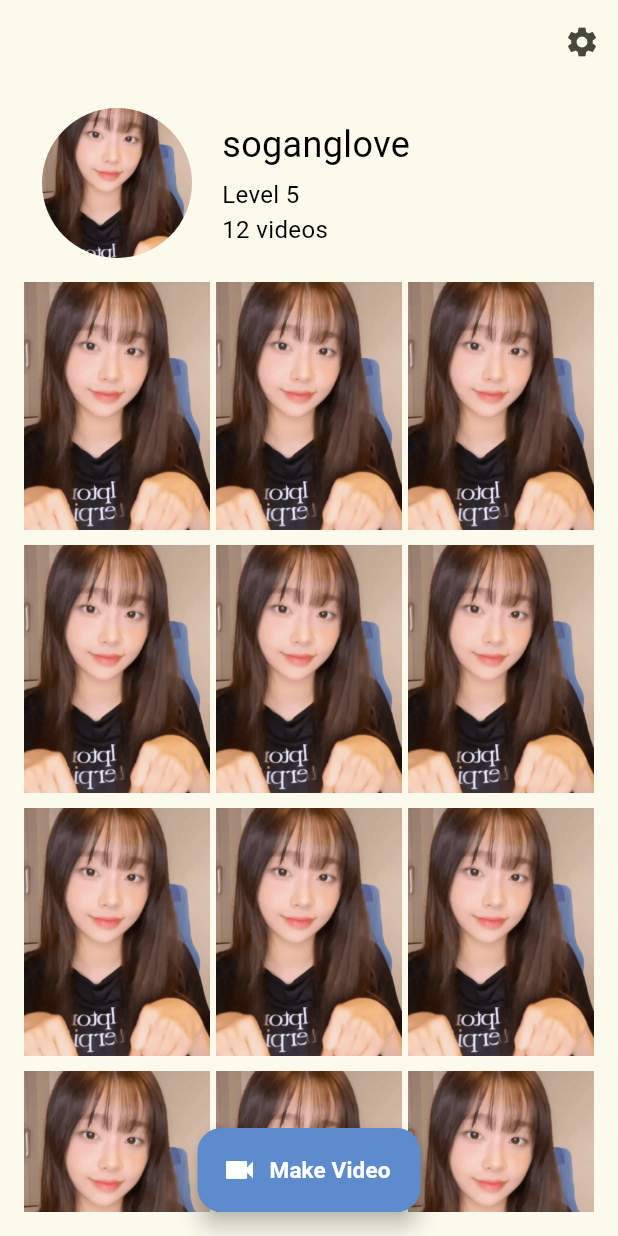
After one commit to dance-with-gnu/Impossible_app, a Flutter app: the DashboardView screen opened directly, on a phone screen of 412 x 824 dp. The commit adds this screen. Run offline on Flutter 3.47's test engine with Material 2 defaults, Android fonts, the phone set to English and light mode, and no system bars; our stand-ins replace flutter_secure_storage, flutter_svg, get, video_player; accounts and stored records are empty; Roboto replaces fonts that are missing (PretendardBold, PretendardRegular); project files that could hold a hidden picture were left out.

Commit message:
fix : dashboard수정 및 hero 구현

```diff
--- a/lib/app/features/community/community_controller.dart
+++ b/lib/app/features/community/community_controller.dart
@@ -82,6 +82,10 @@ class CommunityController extends GetxController {
     });
   }
 
+  void resumeCurrentVideo() {
+    videoPlayerControllers[currentIndex.value]!.play();
+  }
+
   void disposeVideoPlayer(int index) {
     if (videoPlayerControllers.containsKey(index)) {
       videoPlayerControllers[index]!.dispose();
--- a/lib/app/features/community/video_widget.dart
+++ b/lib/app/features/community/video_widget.dart
@@ -116,7 +116,7 @@ class _VideoPlayerWidgetState extends State<VideoPlayerWidget> {
                       height: 30,
                     ),
                     onPressed: () {
-                      // 전송 버튼 클릭 시 동작 추가
+                      // make 버튼 클릭
                     },
                   ),
                   IconButton(
--- /dev/null
+++ b/lib/app/features/dashboard/dashboard_controller.dart
@@ -0,0 +1,67 @@
+// controllers/user_controller.dart
+
+import 'package:get/get.dart';
+import 'package:impossible_flutter/app/features/dashboard/data/dashboard_repository.dart';
+import 'package:impossible_flutter/app/features/dashboard/data/user_model.dart';
+
+String _getImgPath(String name) => 'assets/images/$name';
+String _getVideoPath(String name) => 'assets/videos/$name';
+
+class DashboardController extends GetxController {
+  final DashboardRepository dashboardRepository;
+  var user = UserModel(
+    name: '',
+    level: 0,
+    videoCount: 0,
+    profileImageUrl: '',
+    videoThumbnails: [],
+    videoPaths: [],
+  ).obs;
+
+  DashboardController(this.dashboardRepository);
+
+  @override
+  void onInit() {
+    super.onInit();
+    fetchUser();
+  }
+
+  void fetchUser() {
+    var videoThumbnails = [
+      _getImgPath("thumbnail1.jpeg"),
+      _getImgPath("thumbnail2.jpeg"),
+      _getImgPath("thumbnail3.jpeg"),
+      _getImgPath("thumbnail1.jpeg"),
+      _getImgPath("thumbnail2.jpeg"),
+      _getImgPath("thumbnail3.jpeg"),
+      _getImgPath("thumbnail1.jpeg"),
+      _getImgPath("thumbnail2.jpeg"),
+      _getImgPath("thumbnail3.jpeg"),
+      _getImgPath("thumbnail1.jpeg"),
+      _getImgPath("thumbnail2.jpeg"),
+      _getImgPath("thumbnail3.jpeg"),
+    ];
+    var videoPaths = [
+      _getVideoPath("han_cat.mp4"),
+      _getVideoPath("han_cat.mp4"),
+      _getVideoPath("han_cat.mp4"),
+      _getVideoPath("han_cat.mp4"),
+      _getVideoPath("han_cat.mp4"),
+      _getVideoPath("han_cat.mp4"),
+      _getVideoPath("han_cat.mp4"),
+      _getVideoPath("han_cat.mp4"),
+      _getVideoPath("han_cat.mp4"),
+      _getVideoPath("han_cat.mp4"),
+    ];
+    var newUser = UserModel(
+      name: 'soganglove',
+      level: 5,
+      profileImageUrl: _getImgPath("profile.jpeg"),
+      videoThumbnails: videoThumbnails,
+      videoCount: videoThumbnails.length,
+      videoPaths: videoPaths,
+    );
+
+    user.value = newUser;
+  }
+}
--- /dev/null
+++ b/lib/app/features/dashboard/dashboard_view.dart
@@ -0,0 +1,59 @@
+// views/user_view.dart
+
+import 'package:impossible_flutter/app/core/core.dart';
+import 'package:impossible_flutter/app/features/dashboard/dashboard_controller.dart';
+import 'package:impossible_flutter/app/features/dashboard/user_profile_widget.dart';
+
+const TextStyle _text = TextStyle(
+  color: Colors.white,
+  fontWeight: FontWeight.bold,
+  fontSize: 15,
+  fontFamily: 'PretendardBold',
+);
+
+class DashboardView extends StatelessWidget {
+  DashboardView({super.key});
+  final DashboardController controller = Get.find<DashboardController>();
+
+  @override
+  Widget build(BuildContext context) {
+    return Scaffold(
+      appBar: AppBar(
+        automaticallyImplyLeading: false,
+        title: const Text(''),
+        actions: [
+          IconButton(
+            icon: const Icon(Icons.settings),
+            onPressed: () {
+              // Add settings button functionality
+            },
+          ),
+        ],
+        backgroundColor: Colors.transparent,
+        elevation: 0,
+      ),
+      body: Padding(
+        padding: const EdgeInsets.all(16.0),
+        child: SingleChildScrollView(
+          child: Column(
+            children: [
+              UserProfileInfoWidget(user: controller.user.value),
+              const SizedBox(height: 16),
+              UserProfileWidget(user: controller.user.value),
+            ],
+          ),
+        ),
+      ),
+      floatingActionButton: FloatingActionButton.extended(
+        hoverColor: IMColors.blue900,
+        onPressed: () {
+          // Add video creation functionality
+        },
+        icon: const Icon(Icons.videocam, color: Colors.white),
+        label: const Text('Make Video', style: _text),
+        backgroundColor: IMColors.blue600,
+      ),
+      floatingActionButtonLocation: FloatingActionButtonLocation.centerFloat,
+    );
+  }
+}
--- /dev/null
+++ b/lib/app/features/dashboard/data/dashboard_repository.dart
@@ -0,0 +1,15 @@
+// repositories/user_repository.dart
+
+class DashboardRepository {
+  DashboardRepository();
+
+  // Future<UserModel> fetchUserData() async {
+  //   final response = await http.get(Uri.parse(apiUrl));
+
+  //   if (response.statusCode == 200) {
+  //     return UserModel.fromJson(jsonDecode(response.body));
+  //   } else {
+  //     throw Exception('Failed to load user data');
+  //   }
+  // }
+}
--- /dev/null
+++ b/lib/app/features/dashboard/data/user_model.dart
@@ -0,0 +1,29 @@
+// models/user_model.dart
+
+class UserModel {
+  final String name;
+  final int level;
+  final int videoCount;
+  final String profileImageUrl;
+  final List<String> videoThumbnails;
+  final List<String> videoPaths;
+
+  UserModel({
+    required this.videoPaths,
+    required this.name,
+    required this.level,
+    required this.videoCount,
+    required this.profileImageUrl,
+    required this.videoThumbnails,
+  });
+
+  factory UserModel.fromJson(Map<String, dynamic> json) {
+    return UserModel(
+        name: json['name'],
+        level: json['level'],
+        videoCount: json['videoCount'],
+        profileImageUrl: json['profileImageUrl'],
+        videoThumbnails: List<String>.from(json['videoThumbnails']),
+        videoPaths: List<String>.from(json['videoPaths']));
+  }
+}
--- /dev/null
+++ b/lib/app/features/dashboard/user_profile_widget.dart
@@ -0,0 +1,110 @@
+// widgets/user_profile_widget.dart
+
+import 'package:flutter/material.dart';
+import 'package:get/get.dart';
+import 'package:impossible_flutter/app/features/dashboard/dashboard_controller.dart';
+import 'package:impossible_flutter/app/features/dashboard/dashboard_video_player_widget.dart';
+import 'package:impossible_flutter/app/features/dashboard/data/user_model.dart';
+
+const TextStyle _name = TextStyle(
+  color: Colors.black,
+  fontSize: 24,
+  fontFamily: 'PretendardBold',
+);
+
+const TextStyle _text = TextStyle(
+  color: Colors.black,
+  fontSize: 16,
+  fontFamily: 'PretendardRegular',
+);
+
+class UserProfileWidget extends StatelessWidget {
+  const UserProfileWidget({super.key, required this.user});
+
+  final UserModel user;
+
+  @override
+  Widget build(BuildContext context) {
+    final DashboardController dashboardController =
+        Get.find<DashboardController>();
+
+    return GridView.builder(
+      shrinkWrap: true,
+      physics: const BouncingScrollPhysics(),
+      gridDelegate: const SliverGridDelegateWithMaxCrossAxisExtent(
+        maxCrossAxisExtent: 150, // Maximum width of each grid item
+        mainAxisSpacing: 10,
+        crossAxisSpacing: 4,
+        childAspectRatio: 0.75, // Aspect ratio to make height longer
+      ),
+      itemCount: user.videoThumbnails.length,
+      itemBuilder: (context, index) {
+        return GestureDetector(
+          onTap: () {
+            Get.to(
+              transition: Transition.fade,
+              () => DashboardVideoPlayerScreen(
+                videoUrl: user.videoPaths[index],
+                heroTag: 'videoThumb$index',
+              ),
+            );
+          },
+          child: Hero(
+            tag: 'videoThumb$index',
+            child: Image.asset(
+              user.videoThumbnails[index],
+              fit: BoxFit.cover,
+            ),
+          ),
+        );
+      },
+    );
+  }
+}
+
+class UserProfileInfoWidget extends StatelessWidget {
+  const UserProfileInfoWidget({
+    super.key,
+    required this.user,
+  });
+
+  final UserModel user;
+
+  @override
+  Widget build(BuildContext context) {
+    return Padding(
+      padding: const EdgeInsets.symmetric(horizontal: 12),
+      child: Row(
+        children: [
+          ClipOval(
+            child: Image.asset(
+              user.profileImageUrl,
+              width: 100,
+              height: 100,
+              fit: BoxFit.cover,
+            ),
+          ),
+          const SizedBox(width: 20),
+          Column(
+            crossAxisAlignment: CrossAxisAlignment.start,
+            children: [
+              Text(
+                user.name,
+                style: _name,
+              ),
+              const SizedBox(height: 5),
+              Text(
+                'Level ${user.level}',
+                style: _text,
+              ),
+              Text(
+                '${user.videoCount} videos',
+                style: _text,
+              ),
+            ],
+          ),
+        ],
+      ),
+    );
+  }
+}
--- a/lib/app/features/home/home_view.dart
+++ b/lib/app/features/home/home_view.dart
@@ -1,5 +1,6 @@
 import 'package:impossible_flutter/app/core/core.dart';
 import 'package:impossible_flutter/app/features/community/community_view.dart';
+import 'package:impossible_flutter/app/features/dashboard/dashboard_view.dart';
 import 'package:impossible_flutter/app/features/home/home_view.ctrl.dart';
 import 'package:impossible_flutter/app/features/home/nav_widget.dart';
 
@@ -21,8 +22,9 @@ class HomeView extends StatelessWidget {
               body: PageView(
                 controller: _.pgController,
                 physics: const NeverScrollableScrollPhysics(),
-                children: const [
-                  CommunityView(),
+                children: [
+                  const CommunityView(),
+                  DashboardView(),
                 ],
               ));
         });
--- a/lib/app/routes/app_pages.dart
+++ b/lib/app/routes/app_pages.dart
@@ -1,6 +1,7 @@
 import 'package:impossible_flutter/app/core/core.dart';
 import 'package:impossible_flutter/app/features/community/community_binding.dart';
 import 'package:impossible_flutter/app/features/community/community_view.dart';
+import 'package:impossible_flutter/app/features/dashboard/dashboard_binding.dart';
 import 'package:impossible_flutter/app/features/home/home_view.dart';
 
 part 'app_routes.dart';
@@ -12,6 +13,7 @@ class AppPages {
       page: () => const HomeView(),
       bindings: [
         CommunityBinding(),
+        DashboardBinding(),
       ],
       transition: Transition.fadeIn,
     ),
--- a/lib/app/routes/app_routes.dart
+++ b/lib/app/routes/app_routes.dart
@@ -4,4 +4,5 @@ abstract class Routes {
   static const landing = '/landing';
   static const home = '/home';
   static const community = '/community';
+  static const dashboard = '/dashboard';
 }
--- a/pubspec.yaml
+++ b/pubspec.yaml
@@ -42,6 +42,7 @@ dependencies:
   http: ^1.1.0
   video_player: ^2.7.2
   dropdown_button2: ^2.3.8
+  page_transition: ^2.1.0
 
 dev_dependencies:
   flutter_test:
```
Also changed, not shown: lib/app/features/dashboard/dashboard_binding.dart (added, +13 -0 lines), lib/app/features/dashboard/dashboard_video_player_widget.dart (added, +173 -0 lines), lib/app/features/home/home_view.ctrl.dart (+7 -0 lines), pubspec.lock.
